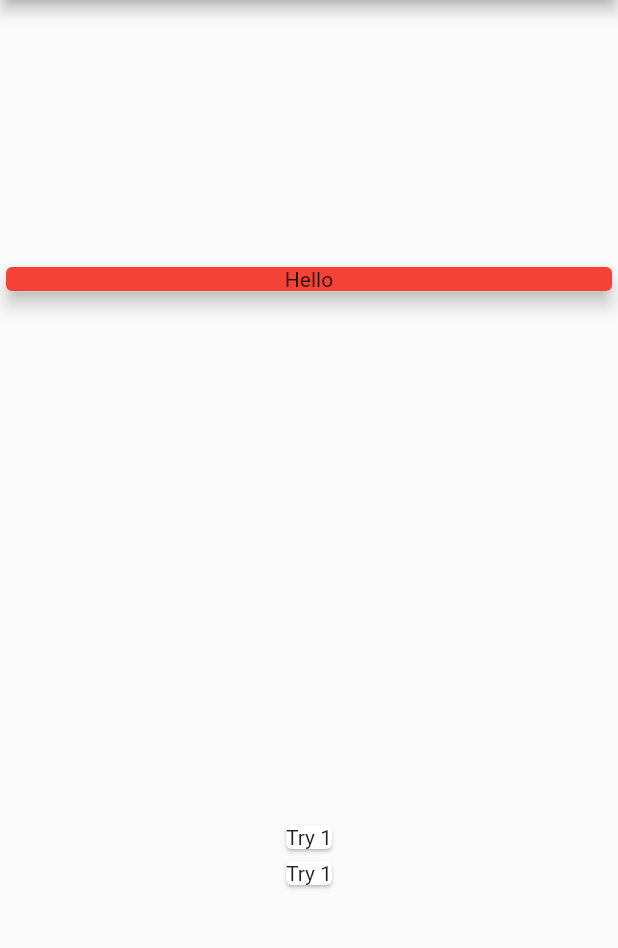
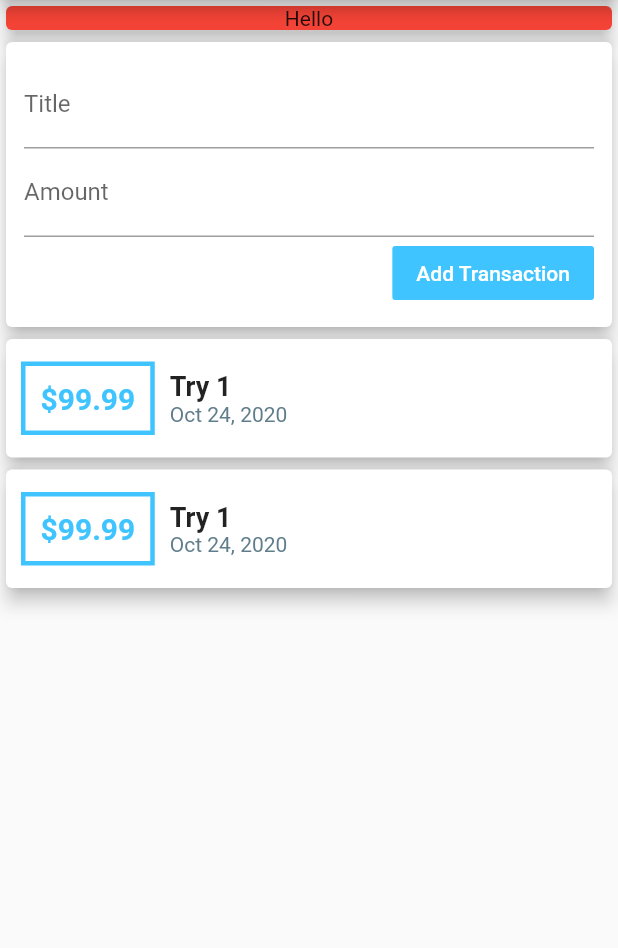
Before and after one commit to chandra-deb/WastedMoney, a Flutter app: the screen it shows after launch, on a phone screen of 412 x 824 dp, the part 84-1032 px from its top. Run offline on Flutter 3.47's test engine with Material 2 defaults, Android fonts, the phone set to English and light mode, and no system bars.

Commit message:
started spliting test by my own

```diff
--- a/lib/main.dart
+++ b/lib/main.dart
@@ -1,5 +1,6 @@
-import './transaction.dart';
 import 'package:flutter/material.dart';
+import 'models/transaction.dart';
+import 'package:intl/intl.dart';
 
 void main() {
   runApp(MyApp());
@@ -10,6 +11,7 @@ class MyApp extends StatelessWidget {
   @override
   Widget build(BuildContext context) {
     return MaterialApp(
+      debugShowCheckedModeBanner: false,
       title: 'WastedMoney',
       home: MyHomePage(),
     );
@@ -17,7 +19,7 @@ class MyApp extends StatelessWidget {
 }
 
 class MyHomePage extends StatelessWidget {
-  List<Transaction> transactions = [
+  final List<Transaction> transactions = [
     Transaction(
       id: 1,
       title: 'Try 1',
@@ -31,6 +33,12 @@ class MyHomePage extends StatelessWidget {
       date: DateTime.now(),
     ),
   ];
+
+  // String titleInput;
+  // String amountInput;
+  final titleController = TextEditingController();
+  final amountController = TextEditingController();
+
   @override
   Widget build(BuildContext context) {
     return Scaffold(
@@ -39,7 +47,7 @@ class MyHomePage extends StatelessWidget {
         title: Text('Wasted Money'),
       ),
       body: Column(
-        mainAxisAlignment: MainAxisAlignment.spaceAround,
+        // mainAxisAlignment: MainAxisAlignment.spaceAround,
         crossAxisAlignment: CrossAxisAlignment.stretch,
         children: [
           Container(
@@ -53,11 +61,83 @@ class MyHomePage extends StatelessWidget {
               ),
             ),
           ),
+          Card(
+            elevation: 5,
+            child: Container(
+              padding: EdgeInsets.all(12),
+              child: Column(
+                crossAxisAlignment: CrossAxisAlignment.end,
+                children: [
+                  TextField(
+                    decoration: InputDecoration(
+                      labelText: 'Title',
+                    ),
+                    controller: titleController,
+                  ),
+                  TextField(
+                    decoration: InputDecoration(
+                      labelText: 'Amount',
+                    ),
+                    controller: amountController,
+                  ),
+                  FlatButton(
+                    color: Colors.lightBlueAccent,
+                    textColor: Colors.white,
+                    onPressed: () {
+                      print(titleController.text);
+                      print(amountController.text);
+                    },
+                    child: Text(
+                      'Add Transaction',
+                    ),
+                  ),
+                ],
+              ),
+            ),
+          ),
           Column(
             children: transactions
                 .map(
                   (tx) => Card(
-                    child: Text(tx.title),
+                    elevation: 5,
+                    child: Row(
+                      children: [
+                        Container(
+                          margin: EdgeInsets.symmetric(
+                              horizontal: 10, vertical: 15),
+                          padding: EdgeInsets.all(10),
+                          decoration: BoxDecoration(
+                            border: Border.all(
+                              color: Colors.lightBlueAccent,
+                              width: 3,
+                            ),
+                          ),
+                          child: Text(
+                            '\$${tx.amount}',
+                            style: TextStyle(
+                                fontWeight: FontWeight.bold,
+                                fontSize: 20,
+                                color: Colors.lightBlueAccent),
+                          ),
+                        ),
+                        Column(
+                          crossAxisAlignment: CrossAxisAlignment.start,
+                          children: [
+                            Text(tx.title,
+                                style: TextStyle(
+                                  fontSize: 18,
+                                  fontWeight: FontWeight.bold,
+                                )),
+                            Text(
+                              DateFormat.yMMMd().format(tx.date),
+                              style: TextStyle(
+                                color: Colors.blueGrey,
+                              ),
+                            ),
+                          ],
+                        ),
+                      ],
+                    ),
                   ),
                 )
                 .toList(),
--- /dev/null
+++ b/lib/models/transaction.dart
@@ -0,0 +1,15 @@
+import 'package:flutter/foundation.dart';
+
+class Transaction {
+  final int id;
+  final String title;
+  final double amount;
+  final DateTime date;
+
+  Transaction({
+    @required this.id,
+    @required this.title,
+    @required this.amount,
+    @required this.date,
+  });
+}
--- a/lib/transaction.dart
+++ /dev/null
@@ -1,13 +0,0 @@
-class Transaction {
-  final int id;
-  final String title;
-  final double amount;
-  final DateTime date;
-
-  Transaction({
-    this.id,
-    this.title,
-    this.amount,
-    this.date,
-  });
-}
--- a/pubspec.yaml
+++ b/pubspec.yaml
@@ -3,7 +3,7 @@ description: A new Flutter project.
 
 # The following line prevents the package from being accidentally published to
 # pub.dev using `pub publish`. This is preferred for private packages.
-publish_to: 'none' # Remove this line if you wish to publish to pub.dev
+publish_to: "none" # Remove this line if you wish to publish to pub.dev
 
 # The following defines the version and build number for your application.
 # A version number is three numbers separated by dots, like 1.2.43
@@ -23,7 +23,7 @@ environment:
 dependencies:
   flutter:
     sdk: flutter
-
+  intl: ^0.16.1
 
   # The following adds the Cupertino Icons font to your application.
   # Use with the CupertinoIcons class for iOS style icons.
@@ -38,7 +38,6 @@ dev_dependencies:
 
 # The following section is specific to Flutter.
 flutter:
-
   # The following line ensures that the Material Icons font is
   # included with your application, so that you can use the icons in
   # the material Icons class.
```
Also changed, not shown: lib/widgets/transaction_list.dart (added), pubspec.lock.
